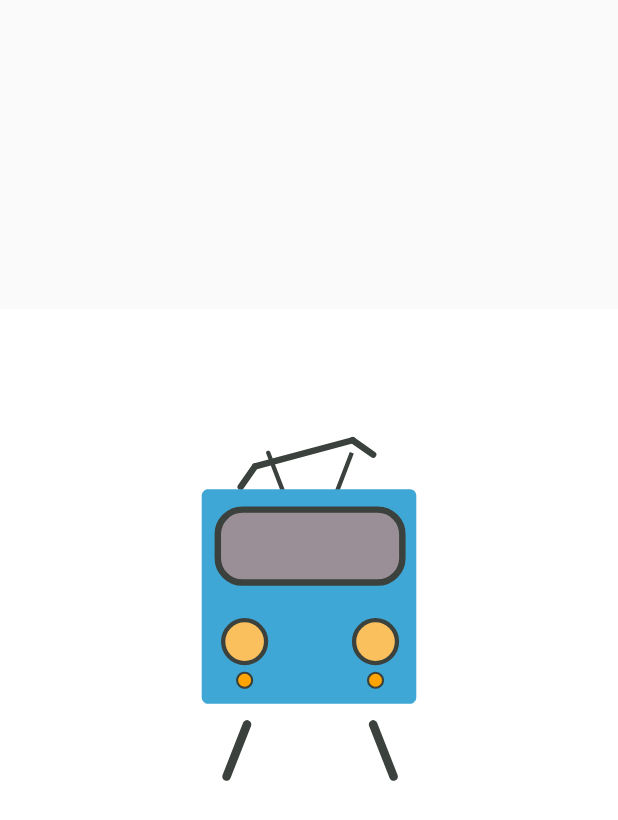
After one commit to Shy-Archer/KanarFinder, an Android app built with Jetpack Compose: the SplashScreenActivity screen opened directly, with no data from a screen before it, on a phone screen of 412 x 824 dp. The commit adds this screen. Shown: the top 820 px of the screen. Run offline under Robolectric (Android 15) with nearby library versions, the phone set to English and light mode, and no system bars; 1 statement that could not run was skipped.

Commit message:
Startup animation and icon

```diff
--- /dev/null
+++ b/app/src/main/java/com/example/kanarfinder/SplashScreenActivity.kt
@@ -0,0 +1,57 @@
+package com.example.kanarfinder
+
+import android.app.Activity
+import android.content.Intent
+import android.graphics.drawable.AnimatedVectorDrawable
+import android.os.Bundle
+import android.widget.ImageView
+import androidx.activity.ComponentActivity
+import androidx.activity.compose.setContent
+import androidx.compose.foundation.Image
+import androidx.compose.foundation.layout.Box
+import androidx.compose.foundation.layout.fillMaxSize
+import androidx.compose.foundation.layout.size
+import androidx.compose.runtime.Composable
+import androidx.compose.runtime.LaunchedEffect
+import androidx.compose.runtime.remember
+import androidx.compose.ui.Alignment
+import androidx.compose.ui.Modifier
+import androidx.compose.ui.platform.LocalContext
+import androidx.compose.ui.res.painterResource
+import androidx.compose.ui.unit.dp
+import androidx.compose.ui.viewinterop.AndroidView
+import androidx.core.content.res.ResourcesCompat
+import kotlinx.coroutines.Dispatchers
+import kotlinx.coroutines.GlobalScope
+import kotlinx.coroutines.delay
+import kotlinx.coroutines.launch
+
+class SplashScreenActivity : ComponentActivity() {
+    override fun onCreate(savedInstanceState: Bundle?) {
+        super.onCreate(savedInstanceState)
+        setContent {
+            SplashScreen()
+        }
+    }
+}
+
+@Composable
+fun SplashScreen() {
+    Box(
+        contentAlignment = Alignment.Center, modifier = Modifier.fillMaxSize()
+    ) {
+        AndroidView(factory = { ctx ->
+            ImageView(ctx).apply {
+                setImageResource(R.drawable.animated_logo)
+                val drawable = drawable as AnimatedVectorDrawable
+                drawable.start()
+
+                GlobalScope.launch(Dispatchers.Main) {
+                    delay(2500)
+                    context.startActivity(Intent(context, MainActivity::class.java))
+                    (context as Activity).finish()
+                }
+            }
+        }, modifier = Modifier.fillMaxSize())
+    }
+}
--- /dev/null
+++ b/app/src/main/res/drawable/animated_logo.xml
@@ -0,0 +1,130 @@
+<animated-vector
+    xmlns:android="http://schemas.android.com/apk/res/android"
+    xmlns:aapt="http://schemas.android.com/aapt">
+    <aapt:attr name="android:drawable">
+        <vector
+            android:name="vector"
+            android:width="288dp"
+            android:height="288dp"
+            android:viewportWidth="288"
+            android:viewportHeight="288">
+            <path
+                android:name="path"
+                android:pathData="M 0 0 L 288 0 L 288 288 L 0 288 Z"
+                android:fillColor="#ffffff"/>
+            <group android:name="rails">
+                <path
+                    android:name="path_1"
+                    android:pathData="M 115.13 193.59 L 105.59 217.87"
+                    android:fillColor="#00000000"
+                    android:strokeColor="#3B413C"
+                    android:strokeWidth="4"
+                    android:strokeLineCap="round"/>
+                <path
+                    android:name="path_2"
+                    android:pathData="M 183.41 217.87 L 173.87 193.59"
+                    android:fillColor="#00000000"
+                    android:strokeColor="#3B413C"
+                    android:strokeWidth="4"
+                    android:strokeLineCap="round"/>
+            </group>
+            <group
+                android:name="body"
+                android:translateY="-10">
+                <group
+                    android:name="pantograf"
+                    android:pivotX="144"
+                    android:pivotY="88"
+                    android:rotation="-15">
+                    <path
+                        android:name="path_5"
+                        android:pathData="M 112 84.5 L 120.93 77"
+                        android:fillColor="#00000000"
+                        android:strokeColor="#3B413C"
+                        android:strokeWidth="3"
+                        android:strokeLineCap="round"/>
+                    <path
+                        android:name="path_6"
+                        android:pathData="M 121 77 L 168 77"
+                        android:fillColor="#00000000"
+                        android:strokeColor="#3B413C"
+                        android:strokeWidth="3"
+                        android:strokeLineCap="round"/>
+                    <path
+                        android:name="path_7"
+                        android:pathData="M 175.5 85.93 L 168 77"
+                        android:fillColor="#00000000"
+                        android:strokeColor="#3B413C"
+                        android:strokeWidth="3"
+                        android:strokeLineCap="round"/>
+                </group>
+                <path
+                    android:name="path_3"
+                    android:pathData="M 125.93 76.64 C 125.74 76.13 125.16 75.87 124.64 76.07 C 124.13 76.26 123.87 76.84 124.07 77.36 L 125.93 76.64 Z M 124.07 77.36 L 132 98.02 L 133.87 97.31 L 125.93 76.64 L 124.07 77.36 Z"
+                    android:fillColor="#3B413C"/>
+                <path
+                    android:name="path_4"
+                    android:pathData="M 155.07 97.31 C 154.87 97.82 155.13 98.4 155.64 98.6 C 156.16 98.8 156.74 98.54 156.93 98.02 L 155.07 97.31 Z M 156.93 98.02 L 164.87 77.36 L 163 76.64 L 155.07 97.31 L 156.93 98.02 Z"
+                    android:fillColor="#3B413C"/>
+                <path
+                    android:name="path_8"
+                    android:pathData="M 97 94 L 191 94 C 191.527 94 192.044 94.139 192.5 94.402 C 192.956 94.665 193.335 95.044 193.598 95.5 C 193.861 95.956 194 96.473 194 97 L 194 191 C 194 191.527 193.861 192.044 193.598 192.5 C 193.335 192.956 192.956 193.335 192.5 193.598 C 192.044 193.861 191.527 194 191 194 L 97 194 C 96.473 194 95.956 193.861 95.5 193.598 C 95.044 193.335 94.665 192.956 94.402 192.5 C 94.139 192.044 94 191.527 94 191 L 94 97 C 94 96.205 94.316 95.441 94.879 94.879 C 95.441 94.316 96.205 94 97 94 Z"
+                    android:fillColor="#3FA7D6"/>
+                <path
+                    android:name="path_9"
+                    android:pathData="M 113 103.5 L 176 103.5 C 179.049 103.5 181.976 104.712 184.132 106.868 C 186.288 109.024 187.5 111.951 187.5 115 L 187.5 126 C 187.5 129.049 186.288 131.976 184.132 134.132 C 181.976 136.288 179.049 137.5 176 137.5 L 113 137.5 C 109.951 137.5 107.024 136.288 104.868 134.132 C 102.712 131.976 101.5 129.049 101.5 126 L 101.5 115 C 101.5 111.951 102.712 109.024 104.868 106.868 C 107.024 104.712 109.951 103.5 113 103.5 Z"
+                    android:fillColor="#9A8F97"
+                    android:strokeColor="#3B413C"
+                    android:strokeWidth="3"/>
+                <path
+                    android:name="path_10"
+                    android:pathData="M 114 165 M 104 165 C 104 162.349 105.054 159.804 106.929 157.929 C 108.804 156.054 111.349 155 114 155 C 116.651 155 119.196 156.054 121.071 157.929 C 122.946 159.804 124 162.349 124 165 C 124 167.651 122.946 170.196 121.071 172.071 C 119.196 173.946 116.651 175 114 175 C 111.349 175 108.804 173.946 106.929 172.071 C 105.054 170.196 104 167.651 104 165"
+                    android:fillColor="#FAC05E"
+                    android:strokeColor="#3B413C"
+                    android:strokeWidth="2"/>
+                <path
+                    android:name="path_11"
+                    android:pathData="M 175 165 M 165 165 C 165 162.349 166.054 159.804 167.929 157.929 C 169.804 156.054 172.349 155 175 155 C 177.651 155 180.196 156.054 182.071 157.929 C 183.946 159.804 185 162.349 185 165 C 185 167.651 183.946 170.196 182.071 172.071 C 180.196 173.946 177.651 175 175 175 C 172.349 175 169.804 173.946 167.929 172.071 C 166.054 170.196 165 167.651 165 165"
+                    android:fillColor="#FAC05E"
+                    android:strokeColor="#3B413C"
+                    android:strokeWidth="2"/>
+                <path
+                    android:name="path_12"
+                    android:pathData="M 114 183 M 110.5 183 C 110.5 182.261 110.734 181.541 111.168 180.943 C 111.603 180.345 112.216 179.9 112.918 179.671 C 113.621 179.443 114.379 179.443 115.082 179.671 C 115.784 179.9 116.397 180.345 116.832 180.943 C 117.266 181.541 117.5 182.261 117.5 183 C 117.5 183.739 117.266 184.459 116.832 185.057 C 116.397 185.655 115.784 186.1 115.082 186.329 C 114.379 186.557 113.621 186.557 112.918 186.329 C 112.216 186.1 111.603 185.655 111.168 185.057 C 110.734 184.459 110.5 183.739 110.5 183"
+                    android:fillColor="#FFA400"
+                    android:strokeColor="#3B413C"
+                    android:strokeWidth="1"/>
+                <path
+                    android:name="path_13"
+                    android:pathData="M 175 183 M 171.5 183 C 171.5 182.072 171.869 181.181 172.525 180.525 C 173.181 179.869 174.072 179.5 175 179.5 C 175.928 179.5 176.819 179.869 177.475 180.525 C 178.131 181.181 178.5 182.072 178.5 183 C 178.5 183.928 178.131 184.819 177.475 185.475 C 176.819 186.131 175.928 186.5 175 186.5 C 174.072 186.5 173.181 186.131 172.525 185.475 C 171.869 184.819 171.5 183.928 171.5 183"
+                    android:fillColor="#FFA400"
+                    android:strokeColor="#3B413C"
+                    android:strokeWidth="1"/>
+            </group>
+        </vector>
+    </aapt:attr>
+    <target android:name="body">
+        <aapt:attr name="android:animation">
+            <objectAnimator
+                android:propertyName="translateY"
+                android:startOffset="500"
+                android:duration="1000"
+                android:valueFrom="-10"
+                android:valueTo="10"
+                android:valueType="floatType"
+                android:interpolator="@android:anim/bounce_interpolator"/>
+        </aapt:attr>
+    </target>
+    <target android:name="pantograf">
+        <aapt:attr name="android:animation">
+            <objectAnimator
+                android:propertyName="rotation"
+                android:startOffset="1300"
+                android:duration="700"
+                android:valueFrom="-15"
+                android:valueTo="0"
+                android:valueType="floatType"
+                android:interpolator="@android:interpolator/fast_out_slow_in"/>
+        </aapt:attr>
+    </target>
+</animated-vector>
--- a/app/src/main/res/values/splash.xml
+++ b/app/src/main/res/values/splash.xml
@@ -2,7 +2,7 @@
 <resources>
     <style name="Theme.KanarFinder.MySplash" parent="Theme.SplashScreen">
         <item name="windowSplashScreenBackground">#FFFFFF</item>
-        <item name="windowSplashScreenAnimatedIcon">@drawable/icon</item>
+        <item name="windowSplashScreenAnimatedIcon">@drawable/animated_logo</item>
         <item name="postSplashScreenTheme">@style/Theme.KanarFinder</item>
     </style>
 </resources>
--- a/app/src/main/res/values/themes.xml
+++ b/app/src/main/res/values/themes.xml
@@ -1,5 +1,11 @@
 <?xml version="1.0" encoding="utf-8"?>
 <resources>
 
+    <style name="Theme.App.Starting" parent="Theme.SplashScreen">
+        <item name="windowSplashScreenAnimationDuration">1000</item>
+        <item name="windowSplashScreenAnimatedIcon">@drawable/animated_logo</item>
+        <item name="windowSplashScreenBackground">@color/teal_700</item>
+        <item name="postSplashScreenTheme">@style/Theme.KanarFinder</item>
+    </style>
     <style name="Theme.KanarFinder" parent="android:Theme.Material.Light.NoActionBar" />
 </resources>
```
Also changed, not shown: app/src/main/AndroidManifest.xml (+6 -6 lines), app/src/main/res/drawable/kanar_finder_icon.xml (added, +73 -0 lines), app/src/main/res/mipmap-hdpi/kanar_finder_icon.png (added), app/src/main/res/mipmap-mdpi/kanar_finder_icon.png (added), app/src/main/res/mipmap-xhdpi/kanar_finder_icon.png (added), app/src/main/res/mipmap-xxhdpi/kanar_finder_icon.png (added), app/src/main/res/mipmap-xxxhdpi/kanar_finder_icon.png (added).
